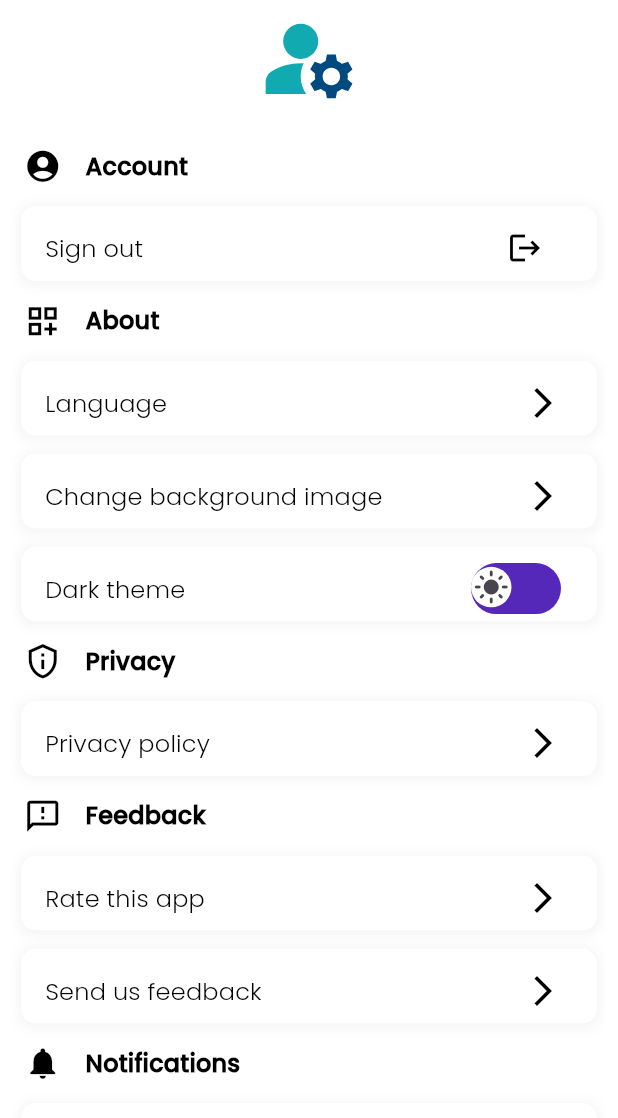
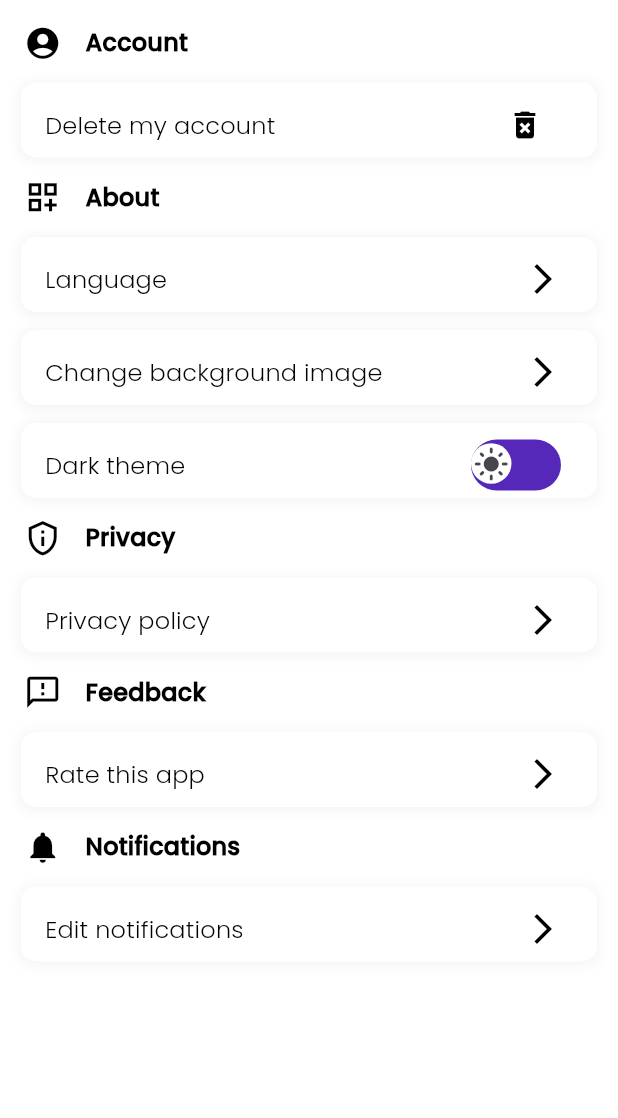
Before and after one commit to ookokk/quit_mate, a Flutter app: the SettingsView screen opened by its route, on a phone screen of 412 x 824 dp. Shown: the top 1118 px of the screen. Run offline on Flutter 3.47's test engine with Material 3 defaults, Android fonts, the light colour scheme and no system bars; our stand-ins replace awesome_notifications, cloud_firestore, connectivity_plus, easy_localization, firebase_core, fl_chart and 7 more; accounts and stored records are empty.

Commit message:
delete account özelliğÄi ekledim

```diff
--- a/lib/src/core/cache/cache_manager/cache_manager.dart
+++ b/lib/src/core/cache/cache_manager/cache_manager.dart
@@ -1,9 +1,9 @@
 import 'package:shared_preferences/shared_preferences.dart';
 
 class CacheManager {
-  //Theme key = "theme"
-  //Is first key = "isFirst"
-  //Token key = "userId"
+  //Theme key = "theme" == string
+  //Is first key = "isFirst" == bool
+  //Token key = "userId" == string
   static Future<void> setString(String key, String value) async {
     final SharedPreferences prefs = await SharedPreferences.getInstance();
     await prefs.setString(key, value);
--- a/lib/src/core/const/strings.dart
+++ b/lib/src/core/const/strings.dart
@@ -75,6 +75,10 @@
   static const String alumni = "Alumni";
   //settings
   static const String account = "Account";
+  static const String deleteAccount = "Delete my account";
+  static const String delete = "Delete";
+  static const String areYouSureDeleteAccount =
+      "Are you sure you want to delete your account?";
   static const String areYouSureTurnOff =
       "Are you sure you want to turn off notifications?";
   static const String warning = "Warning";
--- a/lib/src/feature/settings/view/settings_view.dart
+++ b/lib/src/feature/settings/view/settings_view.dart
@@ -1,6 +1,6 @@
 import 'package:flutter/material.dart';
 import 'package:flutter_riverpod/flutter_riverpod.dart';
-import 'package:lottie/lottie.dart';
+import 'package:quit_mate/src/core/cache/cache_manager/cache_manager.dart';
 import 'package:quit_mate/src/core/const/material/device_size.dart';
 import 'package:quit_mate/src/core/const/strings.dart';
 import 'package:quit_mate/src/core/theme/theme_provider.dart';
@@ -9,6 +9,7 @@
 import 'package:quit_mate/src/feature/settings/widget/settings_category_row.dart';
 import 'package:quit_mate/src/feature/settings/widget/settings_list_tile.dart';
 import 'package:quit_mate/src/feature/settings/widget/theme_switch.dart';
+import 'package:quit_mate/src/product/user/repository/user_repository.dart';
 
 class SettingsView extends ConsumerStatefulWidget {
   const SettingsView({
@@ -23,24 +24,13 @@
   @override
   Widget build(BuildContext context) {
     final currentTheme = ref.watch(themeProvider);
+    final userRepository = UserRepository();
     return SafeArea(
         child: Scaffold(
             backgroundColor: currentTheme.scaffoldBackgroundColor,
             body: SingleChildScrollView(
               child: Column(
                 children: [
-                  SizedBox(
-                    height: DeviceSize.kHeight(context) * 0.1,
-                    child: Row(
-                      mainAxisAlignment: MainAxisAlignment.center,
-                      children: [
-                        Lottie.asset(
-                          'assets/animations/settings.json',
-                          animate: false,
-                        )
-                      ],
-                    ),
-                  ),
                   Container(
                     margin: const EdgeInsets.all(8),
                     height: DeviceSize.kHeight(context) * 0.8,
@@ -48,30 +38,8 @@
                       const SettingsCategoryRow(
                           headerText: Strings.account,
                           iconData: Icons.account_circle),
-                      SettingsListTile(
-                          onTap: () {
-                            SettingsAlertDialog().showSettingsAlertDialog(
-                              context,
-                              ref,
-                              () {
-                                Navigator.pushNamedAndRemoveUntil(
-                                    context, '/login', (route) => false);
-                              },
-                              MaterialStateProperty.all<Color>(
-                                  Colors.red.shade400),
-                              Strings.warning,
-                              Strings.areYouSureLogout,
-                              Strings.signOut,
-                            );
-                          },
-                          text: Strings.signOut,
-                          trailingChild: IconButton(
-                            onPressed: () {},
-                            icon: Icon(
-                              Icons.logout,
-                              color: currentTheme.indicatorColor,
-                            ),
-                          )),
+                      buildDeleteAccountTile(
+                          context, userRepository, currentTheme),
                       const SettingsCategoryRow(
                           headerText: Strings.about,
                           iconData: Icons.dashboard_customize_outlined),
@@ -121,12 +89,6 @@
                             Icons.arrow_forward_ios,
                             color: currentTheme.indicatorColor,
                           )),
-                      SettingsListTile(
-                          text: Strings.sendUs,
-                          trailingChild: Icon(
-                            Icons.arrow_forward_ios,
-                            color: currentTheme.indicatorColor,
-                          )),
                       const SettingsCategoryRow(
                           headerText: Strings.notifications,
                           iconData: Icons.notifications),
@@ -145,4 +107,27 @@
               ),
             )));
   }
+
+  SettingsListTile buildDeleteAccountTile(BuildContext context,
+      UserRepository userRepository, ThemeData currentTheme) {
+    return SettingsListTile(
+        onTap: () {
+          SettingsAlertDialog().showSettingsAlertDialog(context, ref, () async {
+            String? currentID = await CacheManager.getString('userId');
+            userRepository.deleteUser(currentID ?? "");
+            await CacheManager.setBool('isFirst', true);
+            Future.microtask(() => Navigator.pushNamedAndRemoveUntil(
+                context, '/getStarted', (route) => false));
+          }, MaterialStateProperty.all(Colors.red), Strings.warning,
+              Strings.areYouSureDeleteAccount, Strings.delete);
+        },
+        text: Strings.deleteAccount,
+        trailingChild: IconButton(
+          onPressed: () {},
+          icon: Icon(
+            Icons.delete_forever,
+            color: currentTheme.indicatorColor,
+          ),
+        ));
+  }
 }
--- a/lib/src/feature/splash/get_user_information/widget/custom_number_picker_daily.dart
+++ b/lib/src/feature/splash/get_user_information/widget/custom_number_picker_daily.dart
@@ -45,7 +45,7 @@
               });
             },
             itemHeight: 50,
-            axis: Axis.horizontal,
+            axis: Axis.vertical,
           ),
         ],
       ),
--- a/lib/src/feature/splash/get_user_information/widget/custom_number_picker_weekly.dart
+++ b/lib/src/feature/splash/get_user_information/widget/custom_number_picker_weekly.dart
@@ -46,7 +46,7 @@
               });
             },
             itemHeight: 50,
-            axis: Axis.horizontal,
+            axis: Axis.vertical,
           ),
         ],
       ),
--- a/lib/src/product/user/repository/user_repository.dart
+++ b/lib/src/product/user/repository/user_repository.dart
@@ -26,4 +26,8 @@
     }
     return null;
   }
+
+  Future<void> deleteUser(String userID) async {
+    await _userCollection.doc(userID).delete();
+  }
 }
```
